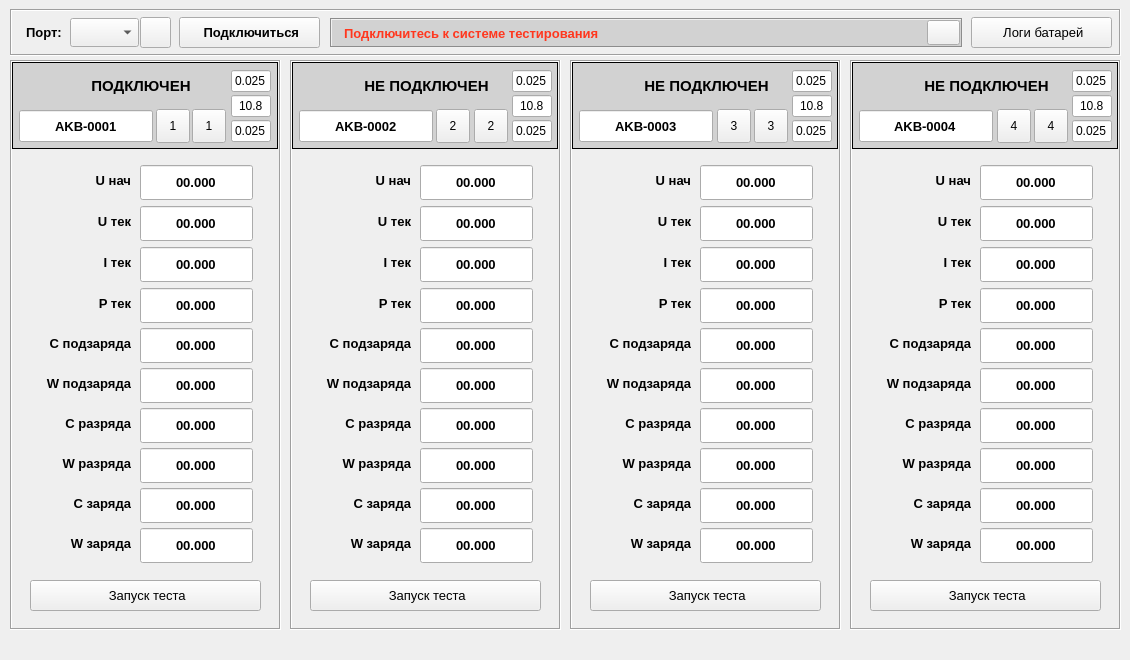
The window that ui/main.ui (sergeycccv/battery_modbus) describes before a commit, drawn with Qt 5.
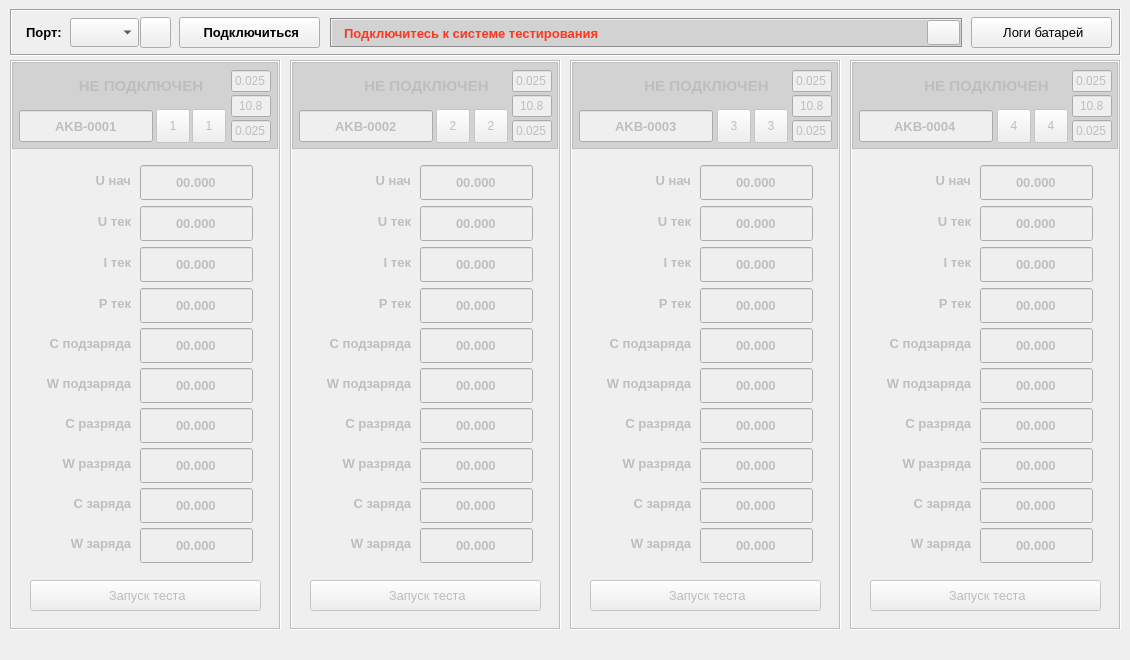
The same window after the commit. Icons and pictures are not drawn.

The edit to the form file:
```diff
--- a/ui/main.ui
+++ b/ui/main.ui
@@ -48,6 +48,9 @@
   </property>
   <widget class="QWidget" name="centralwidget">
    <widget class="QFrame" name="frm_ch1">
+    <property name="enabled">
+     <bool>false</bool>
+    </property>
     <property name="geometry">
      <rect>
       <x>10</x>
@@ -652,7 +655,7 @@
     </widget>
     <widget class="QPushButton" name="btn_start_test_ch1">
      <property name="enabled">
-      <bool>true</bool>
+      <bool>false</bool>
      </property>
      <property name="geometry">
       <rect>
@@ -683,7 +686,7 @@
     </widget>
     <widget class="QLabel" name="lbl_status_ch1">
      <property name="enabled">
-      <bool>true</bool>
+      <bool>false</bool>
      </property>
      <property name="geometry">
       <rect>
@@ -718,7 +721,7 @@
       <enum>QFrame::Shadow::Plain</enum>
      </property>
      <property name="text">
-      <string>ПОДКЛЮЧЕН</string>
+      <string>НЕ ПОДКЛЮЧЕН</string>
      </property>
      <property name="alignment">
       <set>Qt::AlignmentFlag::AlignCenter</set>
@@ -1090,6 +1093,9 @@
     </widget>
    </widget>
    <widget class="QFrame" name="frm_ch2">
+    <property name="enabled">
+     <bool>false</bool>
+    </property>
     <property name="geometry">
      <rect>
       <x>290</x>
@@ -1946,6 +1952,9 @@
     <zorder>w_recharge_ch2</zorder>
    </widget>
    <widget class="QFrame" name="frm_ch3">
+    <property name="enabled">
+     <bool>false</bool>
+    </property>
     <property name="geometry">
      <rect>
       <x>570</x>
@@ -2802,6 +2811,9 @@
     <zorder>w_recharge_ch3</zorder>
    </widget>
    <widget class="QFrame" name="frm_ch4">
+    <property name="enabled">
+     <bool>false</bool>
+    </property>
     <property name="geometry">
      <rect>
       <x>850</x>
```
